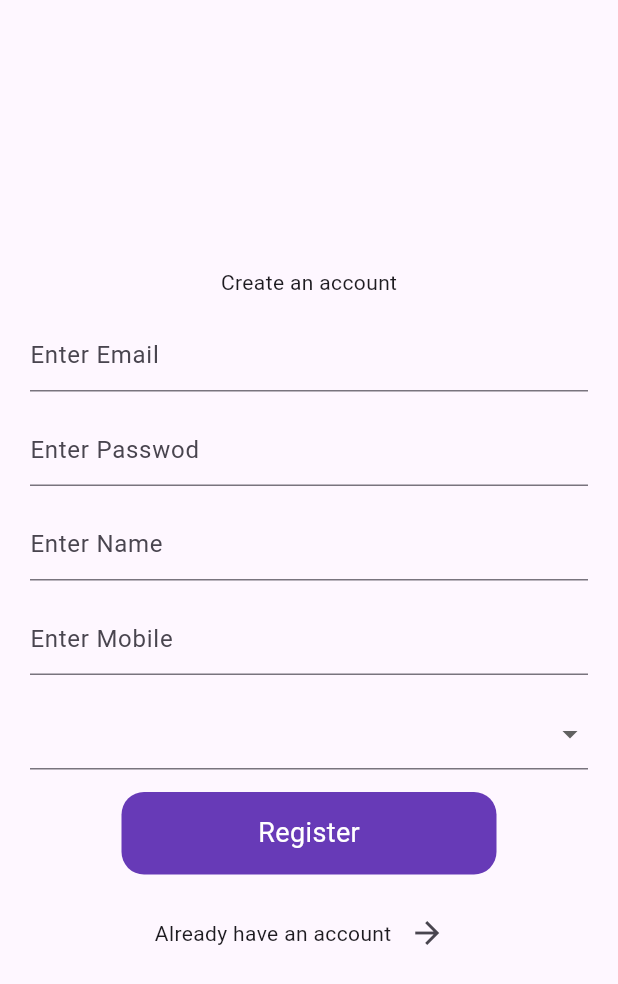
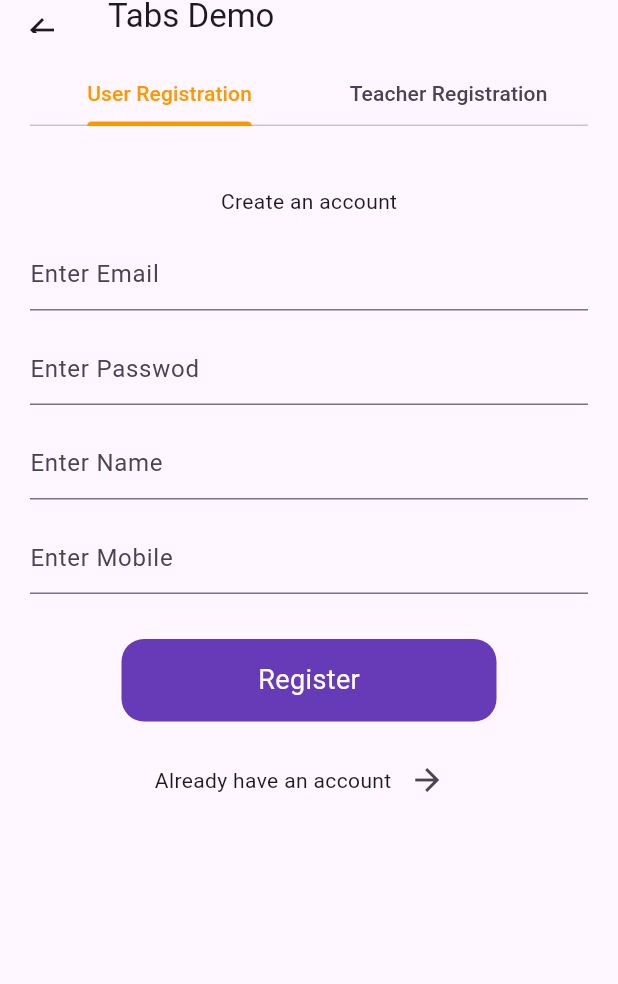
Before and after one commit to jobinsebastianralfiz/todoFrebasecrud, a Flutter app: the screen it shows after launch, after a tap on "Login", after a tap on the "arrow forward" icon, on a phone screen of 412 x 824 dp. Shown: the top 984 px of the screen. Run offline on Flutter 3.47's test engine with Material 3 defaults, Android fonts, the phone set to English and light mode, and no system bars; our stand-ins replace cloud_firestore, firebase_auth, firebase_core, shared_preferences; accounts and stored records are empty; network calls fail.

Commit message:
Role based login and tab system

```diff
--- a/lib/main.dart
+++ b/lib/main.dart
@@ -6,7 +6,9 @@ import 'package:tododemoapp/screens/admin_home.dart';
 import 'package:tododemoapp/screens/aoderator_home.dart';
 import 'package:tododemoapp/screens/login_page.dart';
 import 'package:tododemoapp/screens/register_page.dart';
+import 'package:tododemoapp/screens/registter_tab.dart';
 import 'package:tododemoapp/screens/splash_page.dart';
+import 'package:tododemoapp/screens/teacher_registeration.dart';
 import 'package:tododemoapp/screens/user_home_page.dart';
 
 void main() async {
@@ -31,12 +33,13 @@ class MyApp extends StatelessWidget {
 
         '/':(context)=>SplashPage(),
         'login':(context)=>LoginPage(),
-        'register':(context)=>RegisterPage(),
+        'register':(context)=>RegisterTab(),
         'userhome':(context)=>UserHome(),
         'modhome':(context)=>ModeratorHome(),
         'adminhome':(context)=>AdminHome(),
 
-        'addtodo':(context)=>AddTodo()
+        'addtodo':(context)=>AddTodo(),
+        'teacherregister':(context)=>TeacherRegister()
       },
     debugShowCheckedModeBanner: false,
 
--- /dev/null
+++ b/lib/models/teacher_model.dart
@@ -0,0 +1,50 @@
+import 'package:cloud_firestore/cloud_firestore.dart';
+
+class Teacher {
+  String? id;
+  final String email;
+  final String password;
+  final String name;
+  final String phone;
+  final String department;
+  final String qualification;
+  final String role;
+
+  Teacher({
+    this.id,
+    required this.email,
+    required this.password,
+    required this.name,
+    required this.phone,
+    required this.department,
+    required this.qualification,
+    required this.role
+  });
+
+  Map<String, dynamic> toJson() {
+    return {
+      'id':id,
+      'email': email,
+      'password': password,
+      'name': name,
+      'phone': phone,
+      'department': department,
+      'qualification': qualification,
+      'role':role
+    };
+  }
+
+  factory Teacher.fromJson(DocumentSnapshot doc) {
+    Map<String, dynamic> json = doc.data() as Map<String, dynamic>;
+    return Teacher(
+      role: json['role'],
+      id: json['id'],
+      email: json['email'],
+      password: json['password'],
+      name: json['name'],
+      phone: json['phone'],
+      department: json['department'],
+      qualification: json['qualification'],
+    );
+  }
+}
--- a/lib/models/user_model.dart
+++ b/lib/models/user_model.dart
@@ -50,6 +50,7 @@ class UserModel {
   // Convert UserModel object to Map
   Map<String, dynamic> toMap() {
     return {
+      'uid':uid,
       'name': name,
       'email': email,
       'password': password,
--- a/lib/screens/aoderator_home.dart
+++ b/lib/screens/aoderator_home.dart
@@ -1,4 +1,5 @@
 import 'package:flutter/material.dart';
+import 'package:tododemoapp/services/auth_service.dart';
 import 'package:tododemoapp/services/user_services.dart';
 
 
@@ -19,7 +20,7 @@ class _ModeratorHomeState extends State<ModeratorHome> {
         actions: [
           IconButton(
             onPressed: () {
-              UserService().logout().then((value) =>
+             AuthService().logout().then((value) =>
                   Navigator.pushNamedAndRemoveUntil(context, 'login', (route) => false)
 
               );
--- a/lib/screens/login_page.dart
+++ b/lib/screens/login_page.dart
@@ -2,6 +2,7 @@
 
 import 'package:flutter/material.dart';
 import 'package:tododemoapp/common/form_validator.dart';
+import 'package:tododemoapp/services/auth_service.dart';
 import 'package:tododemoapp/services/user_services.dart';
 
 class LoginPage extends StatefulWidget {
@@ -66,9 +67,9 @@ class _LoginPageState extends State<LoginPage> {
                   // do thelogic
 
                   if (_loginKey.currentState!.validate()) {
-                    UserService _userService = UserService();
+                  AuthService _authService = AuthService();
 
-                    final userData = await _userService.loginUser(
+                    final userData = await _authService.loginUser(
                         _emailController.text, _passwordController.text);
 
                     if (userData != null) {
@@ -78,7 +79,7 @@ class _LoginPageState extends State<LoginPage> {
                           'userhome',
                           (route) => false,
                         );
-                      } else if (userData['role'] == "moderator") {
+                      } else if (userData['role'] == "teacher") {
                         Navigator.pushNamedAndRemoveUntil(
                           context,
                           'modhome',
@@ -114,7 +115,7 @@ class _LoginPageState extends State<LoginPage> {
               Row(
                 mainAxisAlignment: MainAxisAlignment.center,
                 children: [
-                  Text("Create Account"),
+                  Text("Register"),
                   IconButton(
                       onPressed: () {
                         Navigator.pushNamed(context, 'register');
@@ -122,6 +123,21 @@ class _LoginPageState extends State<LoginPage> {
                       icon: Icon(Icons.arrow_forward))
                 ],
               )
+,
+              SizedBox(
+                height: 15,
+              ),
+              // Row(
+              //   mainAxisAlignment: MainAxisAlignment.center,
+              //   children: [
+              //     Text("Register as user"),
+              //     IconButton(
+              //         onPressed: () {
+              //           Navigator.pushNamed(context, 'register');
+              //         },
+              //         icon: Icon(Icons.arrow_forward))
+              //   ],
+              // )
             ],
           ),
         ),
--- a/lib/screens/register_page.dart
+++ b/lib/screens/register_page.dart
@@ -37,16 +37,14 @@ class _RegisterPageState extends State<RegisterPage> {
 
   @override
   Widget build(BuildContext context) {
-    return Scaffold(
-      key: _scaffoldKey,
-      body: Container(
+    return Container(
       height: double.infinity,
       width: double.infinity,
       padding: EdgeInsets.all(20),
       child: Form(
         key: _regKey,
         child: Column(
-            mainAxisAlignment: MainAxisAlignment.center,
+          mainAxisAlignment: MainAxisAlignment.start,
           children: [
             Text("Create an account"),
             SizedBox(
@@ -92,19 +90,19 @@ class _RegisterPageState extends State<RegisterPage> {
             SizedBox(
               height: 15,
             ),
-              DropdownButtonFormField(
-                value: selectedRole, // Assign selectedRole to value
-                items: roles
-                    .map((item) =>
-                        DropdownMenuItem(value: item, child: Text(item)))
-                    .toList(),
-                onChanged: (value) {
-                  setState(() {
-                    selectedRole = value
-                        as String; // Cast value to String and assign to selectedRole
-                  });
-                },
-              ),
+            // DropdownButtonFormField(
+            //   value: selectedRole, // Assign selectedRole to value
+            //   items: roles
+            //       .map((item) =>
+            //           DropdownMenuItem(value: item, child: Text(item)))
+            //       .toList(),
+            //   onChanged: (value) {
+            //     setState(() {
+            //       selectedRole = value
+            //           as String; // Cast value to String and assign to selectedRole
+            //     });
+            //   },
+            // ),
             SizedBox(
               height: 15,
             ),
@@ -124,7 +122,7 @@ class _RegisterPageState extends State<RegisterPage> {
                         email: _emailController.text,
                         password: _passwordController.text,
                         phone: _phoneController.text,
-                          role: selectedRole,
+                        role: "user",
                         createdAt: DateTime.now(),
                         status: 1);
 
@@ -186,7 +184,6 @@ class _RegisterPageState extends State<RegisterPage> {
           ],
         ),
       ),
-      ),
     );
   }
 }
--- /dev/null
+++ b/lib/screens/registter_tab.dart
@@ -0,0 +1,45 @@
+import 'package:flutter/cupertino.dart';
+import 'package:flutter/material.dart';
+import 'package:flutter/painting.dart';
+import 'package:flutter/rendering.dart';
+import 'package:tododemoapp/screens/register_page.dart';
+import 'package:tododemoapp/screens/teacher_registeration.dart';
+
+class RegisterTab extends StatelessWidget {
+  const RegisterTab({super.key});
+
+  @override
+  Widget build(BuildContext context) {
+    return Scaffold(
+
+
+      body: DefaultTabController(
+        length: 2,
+        child: Scaffold(
+          appBar: AppBar(
+
+            bottom: const TabBar(
+              padding: EdgeInsets.all(20),
+              labelPadding: EdgeInsets.all(10),
+              indicatorColor: Colors.orange,
+              labelStyle: TextStyle(color: Colors.orange),
+              tabs: [
+              Text("User Registration"),
+                Text("Teacher Registration"),
+
+              ],
+            ),
+            title: const Text('Tabs Demo'),
+          ),
+          body: const TabBarView(
+            children: [
+             RegisterPage(),
+              TeacherRegister()
+
+            ],
+          ),
+        ),
+      ),
+    );
+  }
+}
--- a/lib/screens/splash_page.dart
+++ b/lib/screens/splash_page.dart
@@ -1,5 +1,6 @@
 import 'package:flutter/material.dart';
 import 'package:shared_preferences/shared_preferences.dart';
+import 'package:tododemoapp/services/auth_service.dart';
 import 'package:tododemoapp/services/user_services.dart';
 
 class SplashPage extends StatefulWidget {
@@ -10,18 +11,18 @@ class SplashPage extends StatefulWidget {
 }
 
 class _SplashPageState extends State<SplashPage> {
-  UserService _userService = UserService();
+ AuthService _authService = AuthService();
   bool isLogin = false;
   var role;
 
   checkLogin() async {
-    isLogin = await _userService.isLoggedin();
+    isLogin = await _authService.isLoggedin();
 
     if (isLogin == true) {
       if (role == 'user') {
         Navigator.pushNamedAndRemoveUntil(
             context, 'userhome', (route) => false);
-      } else if (role == 'moderator') {
+      } else if (role == 'teacher') {
         Navigator.pushNamedAndRemoveUntil(context, 'modhome', (route) => false);
       } else if (role == 'admin') {
         Navigator.pushNamedAndRemoveUntil(
--- a/lib/screens/user_home_page.dart
+++ b/lib/screens/user_home_page.dart
@@ -2,6 +2,7 @@ import 'package:firebase_auth/firebase_auth.dart';
 import 'package:flutter/material.dart';
 import 'package:shared_preferences/shared_preferences.dart';
 import 'package:tododemoapp/models/todo_model.dart';
+import 'package:tododemoapp/services/auth_service.dart';
 import 'package:tododemoapp/services/user_services.dart';
 
 import 'package:tododemoapp/services/todo_service.dart'; // Import your TodoService
@@ -56,7 +57,7 @@ class _UserHomeState extends State<UserHome> {
         actions: [
           IconButton(
             onPressed: () {
-              UserService().logout().then((value) =>
+              AuthService().logout().then((value) =>
                   Navigator.pushNamedAndRemoveUntil(
                       context, 'login', (route) => false));
             },
--- /dev/null
+++ b/lib/services/teacher_service.dart
@@ -0,0 +1,51 @@
+import 'package:cloud_firestore/cloud_firestore.dart';
+import 'package:firebase_auth/firebase_auth.dart';
+import 'package:tododemoapp/models/teacher_model.dart';
+
+class TeacherService{
+
+
+  Future<String?> registerUser(Teacher user) async {
+    try {
+      UserCredential userResponse = await FirebaseAuth.instance
+          .createUserWithEmailAndPassword(
+          email: user.email.toString(), password: user.password.toString());
+
+     final teacher=Teacher(
+         role: user.role,
+         email:user.email,
+         id: userResponse.user!.uid,
+         password:user.password,
+         name: user.name, phone: user.phone,
+         department: user.department,
+         qualification: user.qualification);
+
+      FirebaseFirestore.instance
+          .collection('login')
+          .doc(userResponse.user!.uid)
+          .set({
+
+        'uid':teacher.id,
+        'role':teacher.role,
+        'email':teacher.email
+      });
+
+
+      FirebaseFirestore.instance
+          .collection('teacher')
+          .doc(userResponse.user!.uid)
+          .set(teacher.toJson());
+
+      return "";
+    } on FirebaseAuthException catch (e) {
+      print('Firebase Auth Exception: ${e.message}');
+      return e.message; // Return Firebase Auth error message
+    } catch (e) {
+      print('Error: $e');
+      return 'Registration failed: $e'; // Return generic error message
+    }
+  }
+
+
+
+}
--- a/lib/services/user_services.dart
+++ b/lib/services/user_services.dart
@@ -15,9 +15,26 @@ class UserService {
           .createUserWithEmailAndPassword(
               email: user.email.toString(), password: user.password.toString());
 
-      user.uid = userResponse.user!.uid;
-      print(user.uid);
-      print(user.name);
+      final usermodel=UserModel(
+          role: user.role,
+
+          email:user.email,
+          uid: userResponse.user!.uid,
+          password:user.password,
+          name: user.name, phone: user.phone,
+
+        );
+
+
+      FirebaseFirestore.instance
+          .collection('login')
+          .doc(userResponse.user!.uid)
+          .set({
+
+        'uid':usermodel.uid,
+        'role':usermodel.role,
+        'email':usermodel.email
+      });
 
       FirebaseFirestore.instance
           .collection('user')
@@ -34,52 +51,5 @@ class UserService {
     }
   }
 
-  Future<DocumentSnapshot> loginUser(String? email, String password) async {
-    UserCredential userData = await FirebaseAuth.instance
-        .signInWithEmailAndPassword(
-            email: email.toString(), password: password.toString());
 
-    final userSnap = await FirebaseFirestore.instance
-        .collection('user')
-        .doc(userData!.user!.uid)
-        .get();
-    var token = await userData.user!.getIdToken();
-
-    SharedPreferences _pref = await SharedPreferences.getInstance();
-    _pref.setString('token', token!);
-    _pref.setString('name', userSnap['name']);
-    _pref.setString('email', userSnap['email']);
-    _pref.setString('phone', userSnap['phone']);
-
-    _pref.setString('role', userSnap['role']);
-
-
-
-    return userSnap;
-  }
-
-  Future<void>logout()async{
-
-    SharedPreferences _pref=await SharedPreferences.getInstance();
-    _pref.clear();
-
-    await FirebaseAuth.instance.signOut();
-
-
-  }
-
-
-
-  Future<bool> isLoggedin() async {
-    SharedPreferences pref = await SharedPreferences.getInstance();
-
-    String? _token = await pref.getString('token');
-
-    // checking if there a token
-    if (_token == null) {
-      return false;
-    } else {
-      return true;
-    }
-  }
 }
```
Also changed, not shown: lib/screens/teacher_registeration.dart (added, +95 -0 lines), lib/services/auth_service.dart (added, +89 -0 lines). Lines whose indentation alone changed are shown as unchanged.
